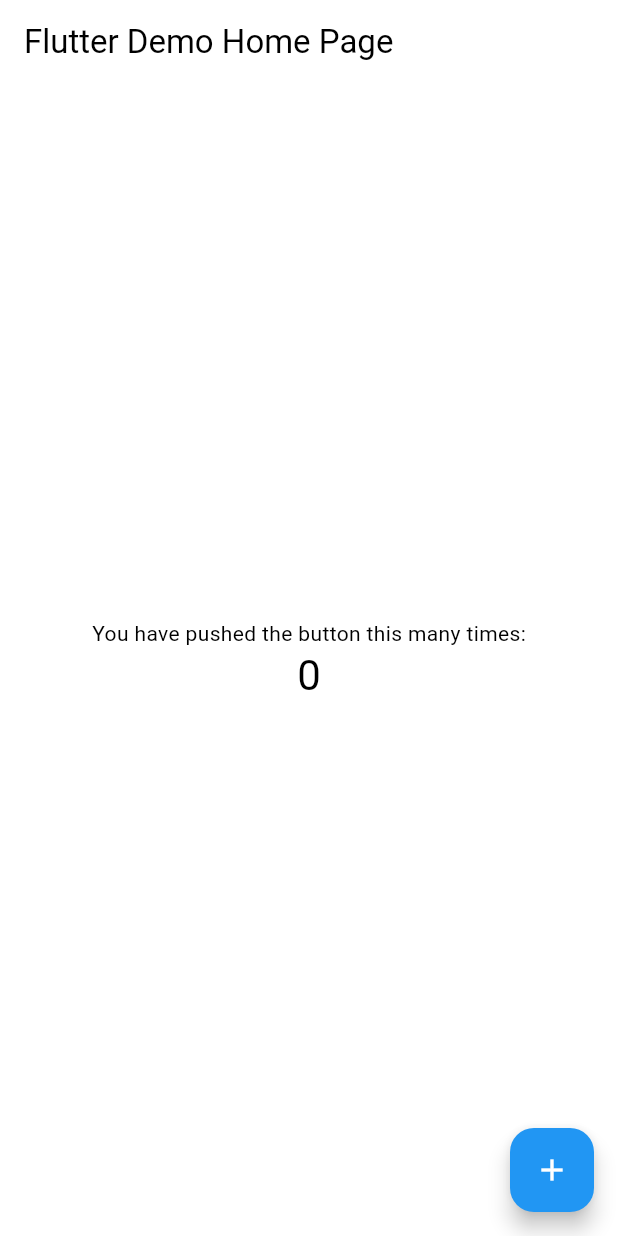
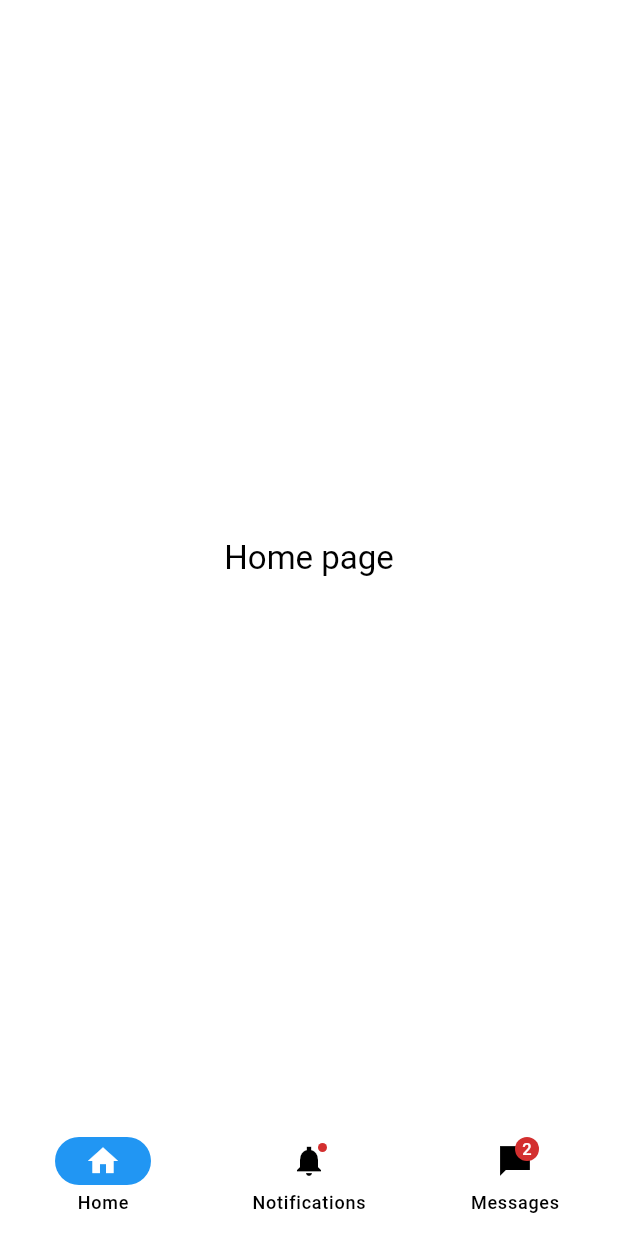
Before and after one commit to Bl4ckspell7/FlutterDecks, a Flutter app: the screen it shows after launch, on a phone screen of 412 x 824 dp. Run offline on Flutter 3.47's test engine with Material 3 defaults, Android fonts, the phone set to English and light mode, and no system bars; drawn by our look-alikes of dynamic_color.

Commit message:
add example code for bottom navigation bar

```diff
--- a/lib/main.dart
+++ b/lib/main.dart
@@ -34,7 +34,7 @@
             useMaterial3: true,
           ),
           themeMode: ThemeMode.system,
-          home: const MyHomePage(title: 'Flutter Demo Home Page'),
+          home: const NavigationExample(),
         );
       },
     );
@@ -126,3 +126,125 @@
     );
   }
 }
+
+class NavigationExample extends StatefulWidget {
+  const NavigationExample({super.key});
+
+  @override
+  State<NavigationExample> createState() => _NavigationExampleState();
+}
+
+class _NavigationExampleState extends State<NavigationExample> {
+  int currentPageIndex = 0;
+
+  @override
+  Widget build(BuildContext context) {
+    final ThemeData theme = Theme.of(context);
+    return Scaffold(
+      bottomNavigationBar: NavigationBar(
+        onDestinationSelected: (int index) {
+          setState(() {
+            currentPageIndex = index;
+          });
+        },
+        indicatorColor: null,
+        selectedIndex: currentPageIndex,
+        destinations: const <Widget>[
+          NavigationDestination(
+            selectedIcon: Icon(Icons.home),
+            icon: Icon(Icons.home_outlined),
+            label: 'Home',
+          ),
+          NavigationDestination(
+            icon: Badge(child: Icon(Icons.notifications_sharp)),
+            label: 'Notifications',
+          ),
+          NavigationDestination(
+            icon: Badge(label: Text('2'), child: Icon(Icons.messenger_sharp)),
+            label: 'Messages',
+          ),
+        ],
+      ),
+      body:
+          <Widget>[
+            /// Home page
+            Card(
+              shadowColor: Colors.transparent,
+              margin: const EdgeInsets.all(8.0),
+              child: SizedBox.expand(
+                child: Center(
+                  child: Text('Home page', style: theme.textTheme.titleLarge),
+                ),
+              ),
+            ),
+
+            /// Notifications page
+            const Padding(
+              padding: EdgeInsets.all(8.0),
+              child: Column(
+                children: <Widget>[
+                  Card(
+                    child: ListTile(
+                      leading: Icon(Icons.notifications_sharp),
+                      title: Text('Notification 1'),
+                      subtitle: Text('This is a notification'),
+                    ),
+                  ),
+                  Card(
+                    child: ListTile(
+                      leading: Icon(Icons.notifications_sharp),
+                      title: Text('Notification 2'),
+                      subtitle: Text('This is a notification'),
+                    ),
+                  ),
+                ],
+              ),
+            ),
+
+            /// Messages page
+            ListView.builder(
+              reverse: true,
+              itemCount: 2,
+              itemBuilder: (BuildContext context, int index) {
+                if (index == 0) {
+                  return Align(
+                    alignment: Alignment.centerRight,
+                    child: Container(
+                      margin: const EdgeInsets.all(8.0),
+                      padding: const EdgeInsets.all(8.0),
+                      decoration: BoxDecoration(
+                        color: theme.colorScheme.primary,
+                        borderRadius: BorderRadius.circular(8.0),
+                      ),
+                      child: Text(
+                        'Hello',
+                        style: theme.textTheme.bodyLarge!.copyWith(
+                          color: theme.colorScheme.onPrimary,
+                        ),
+                      ),
+                    ),
+                  );
+                }
+                return Align(
+                  alignment: Alignment.centerLeft,
+                  child: Container(
+                    margin: const EdgeInsets.all(8.0),
+                    padding: const EdgeInsets.all(8.0),
+                    decoration: BoxDecoration(
+                      color: theme.colorScheme.primary,
+                      borderRadius: BorderRadius.circular(8.0),
+                    ),
+                    child: Text(
+                      'Hi!',
+                      style: theme.textTheme.bodyLarge!.copyWith(
+                        color: theme.colorScheme.onPrimary,
+                      ),
+                    ),
+                  ),
+                );
+              },
+            ),
+          ][currentPageIndex],
+    );
+  }
+}
```
